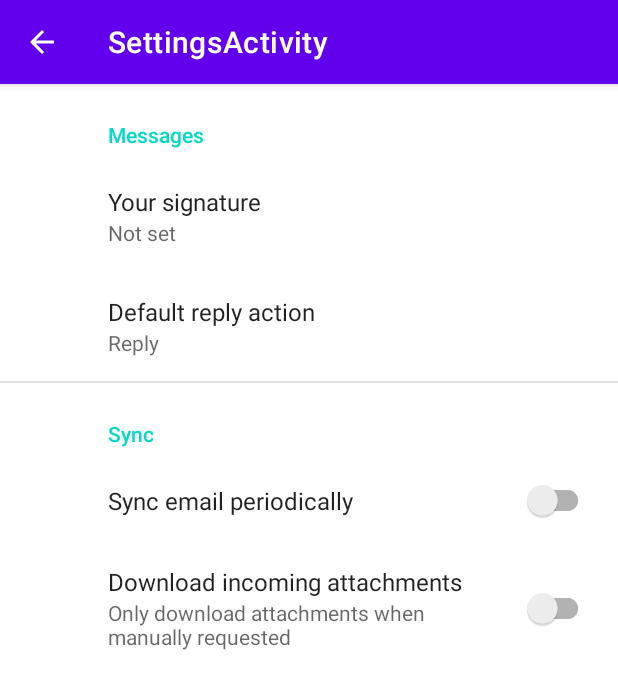
After one commit to limbenkep/Dialer, an Android app: the SettingsActivity screen opened directly, with no data from a screen before it, on a phone screen of 412 x 824 dp. The commit adds this screen. Shown: the top 689 px of the screen. Run offline under Robolectric (Android 15) with nearby library versions, the phone set to English and light mode, and no system bars; our stand-ins replace androidx.preference.

Commit message:
Creates SettingsActivity using default settings activity and is called by the displaySettings method in MainActivity

```diff
--- a/app/build.gradle
+++ b/app/build.gradle
@@ -1,5 +1,6 @@
 plugins {
     id 'com.android.application'
+    id 'com.google.android.libraries.mapsplatform.secrets-gradle-plugin'
 }
 
 android {
@@ -25,6 +26,9 @@ android {
         sourceCompatibility JavaVersion.VERSION_1_8
         targetCompatibility JavaVersion.VERSION_1_8
     }
+    buildFeatures {
+        viewBinding true
+    }
 }
 
 dependencies {
@@ -32,6 +36,8 @@ dependencies {
     implementation 'androidx.appcompat:appcompat:1.4.1'
     implementation 'com.google.android.material:material:1.5.0'
     implementation 'androidx.constraintlayout:constraintlayout:2.1.3'
+    implementation 'androidx.preference:preference:1.1.1'
+    implementation 'com.google.android.gms:play-services-maps:17.0.1'
     testImplementation 'junit:junit:4.13.2'
     androidTestImplementation 'androidx.test.ext:junit:1.1.3'
     androidTestImplementation 'androidx.test.espresso:espresso-core:3.4.0'
--- a/app/src/main/java/se/miun/holi1900/dt031g/dialer/MainActivity.java
+++ b/app/src/main/java/se/miun/holi1900/dt031g/dialer/MainActivity.java
@@ -26,5 +26,10 @@ public class MainActivity extends AppCompatActivity {
         startActivity(intent);
     }
 
+    /**Called when the Settings button is clicked*/
+    public void displaySettings(View view) {
+        Intent intent = new Intent(this, SettingsActivity.class);
+        startActivity(intent);
+    }
 
 }
--- /dev/null
+++ b/app/src/main/java/se/miun/holi1900/dt031g/dialer/SettingsActivity.java
@@ -0,0 +1,33 @@
+package se.miun.holi1900.dt031g.dialer;
+
+import android.os.Bundle;
+
+import androidx.appcompat.app.ActionBar;
+import androidx.appcompat.app.AppCompatActivity;
+import androidx.preference.PreferenceFragmentCompat;
+
+public class SettingsActivity extends AppCompatActivity {
+
+    @Override
+    protected void onCreate(Bundle savedInstanceState) {
+        super.onCreate(savedInstanceState);
+        setContentView(R.layout.settings_activity);
+        if (savedInstanceState == null) {
+            getSupportFragmentManager()
+                    .beginTransaction()
+                    .replace(R.id.settings, new SettingsFragment())
+                    .commit();
+        }
+        ActionBar actionBar = getSupportActionBar();
+        if (actionBar != null) {
+            actionBar.setDisplayHomeAsUpEnabled(true);
+        }
+    }
+
+    public static class SettingsFragment extends PreferenceFragmentCompat {
+        @Override
+        public void onCreatePreferences(Bundle savedInstanceState, String rootKey) {
+            setPreferencesFromResource(R.xml.root_preferences, rootKey);
+        }
+    }
+}
--- a/app/src/main/res/layout-land/activity_main.xml
+++ b/app/src/main/res/layout-land/activity_main.xml
@@ -48,6 +48,7 @@
         android:layout_width="250dp"
         android:layout_height="50dp"
         android:layout_marginTop="16dp"
+        android:onClick="displaySettings"
         android:text="@string/settings_button_text"
         app:layout_constraintEnd_toEndOf="@+id/dialButton"
         app:layout_constraintStart_toStartOf="@+id/dialButton"
--- a/app/src/main/res/layout/activity_main.xml
+++ b/app/src/main/res/layout/activity_main.xml
@@ -51,6 +51,7 @@
         android:layout_height="50dp"
         android:layout_marginStart="56dp"
         android:layout_marginEnd="56dp"
+        android:onClick="displaySettings"
         android:text="@string/settings_button_text"
         android:textSize="16sp"
         app:layout_constraintBottom_toBottomOf="parent"
--- /dev/null
+++ b/app/src/main/res/layout/settings_activity.xml
@@ -0,0 +1,9 @@
+<LinearLayout xmlns:android="http://schemas.android.com/apk/res/android"
+    android:layout_width="match_parent"
+    android:layout_height="match_parent">
+
+    <FrameLayout
+        android:id="@+id/settings"
+        android:layout_width="match_parent"
+        android:layout_height="match_parent" />
+</LinearLayout>
--- /dev/null
+++ b/app/src/main/res/values/arrays.xml
@@ -0,0 +1,12 @@
+<resources>
+    <!-- Reply Preference -->
+    <string-array name="reply_entries">
+        <item>Reply</item>
+        <item>Reply to all</item>
+    </string-array>
+
+    <string-array name="reply_values">
+        <item>reply</item>
+        <item>reply_all</item>
+    </string-array>
+</resources>
--- a/app/src/main/res/values/strings.xml
+++ b/app/src/main/res/values/strings.xml
@@ -8,4 +8,21 @@
     <string name="dial_button_text">DIAL</string>
     <string name="dial_activity_text">This is the Dial activity</string>
     <string name="call_list_activity_text">This is Call list activity</string>
+    <string name="title_activity_settings">SettingsActivity</string>
+
+    <!-- Preference Titles -->
+    <string name="messages_header">Messages</string>
+    <string name="sync_header">Sync</string>
+
+    <!-- Messages Preferences -->
+    <string name="signature_title">Your signature</string>
+    <string name="reply_title">Default reply action</string>
+
+    <!-- Sync Preferences -->
+    <string name="sync_title">Sync email periodically</string>
+    <string name="attachment_title">Download incoming attachments</string>
+    <string name="attachment_summary_on">Automatically download attachments for incoming emails
+    </string>
+    <string name="attachment_summary_off">Only download attachments when manually requested</string>
+    <string name="title_activity_maps">MapsActivity</string>
 </resources>
--- /dev/null
+++ b/app/src/main/res/xml/root_preferences.xml
@@ -0,0 +1,35 @@
+<PreferenceScreen xmlns:app="http://schemas.android.com/apk/res-auto">
+
+    <PreferenceCategory app:title="@string/messages_header">
+
+        <EditTextPreference
+            app:key="signature"
+            app:title="@string/signature_title"
+            app:useSimpleSummaryProvider="true" />
+
+        <ListPreference
+            app:defaultValue="reply"
+            app:entries="@array/reply_entries"
+            app:entryValues="@array/reply_values"
+            app:key="reply"
+            app:title="@string/reply_title"
+            app:useSimpleSummaryProvider="true" />
+
+    </PreferenceCategory>
+
+    <PreferenceCategory app:title="@string/sync_header">
+
+        <SwitchPreferenceCompat
+            app:key="sync"
+            app:title="@string/sync_title" />
+
+        <SwitchPreferenceCompat
+            app:dependency="sync"
+            app:key="attachment"
+            app:summaryOff="@string/attachment_summary_off"
+            app:summaryOn="@string/attachment_summary_on"
+            app:title="@string/attachment_title" />
+
+    </PreferenceCategory>
+
+</PreferenceScreen>
--- a/build.gradle
+++ b/build.gradle
@@ -2,6 +2,7 @@
 plugins {
     id 'com.android.application' version '7.1.2' apply false
     id 'com.android.library' version '7.1.2' apply false
+    id 'com.google.android.libraries.mapsplatform.secrets-gradle-plugin' version '2.0.0' apply false
 }
 
 task clean(type: Delete) {
```
Also changed, not shown: app/src/main/AndroidManifest.xml (+31 -0 lines), app/src/main/java/se/miun/holi1900/dt031g/dialer/MapsActivity.java (added, +52 -0 lines), app/src/main/res/layout/activity_maps.xml (added, +9 -0 lines).
